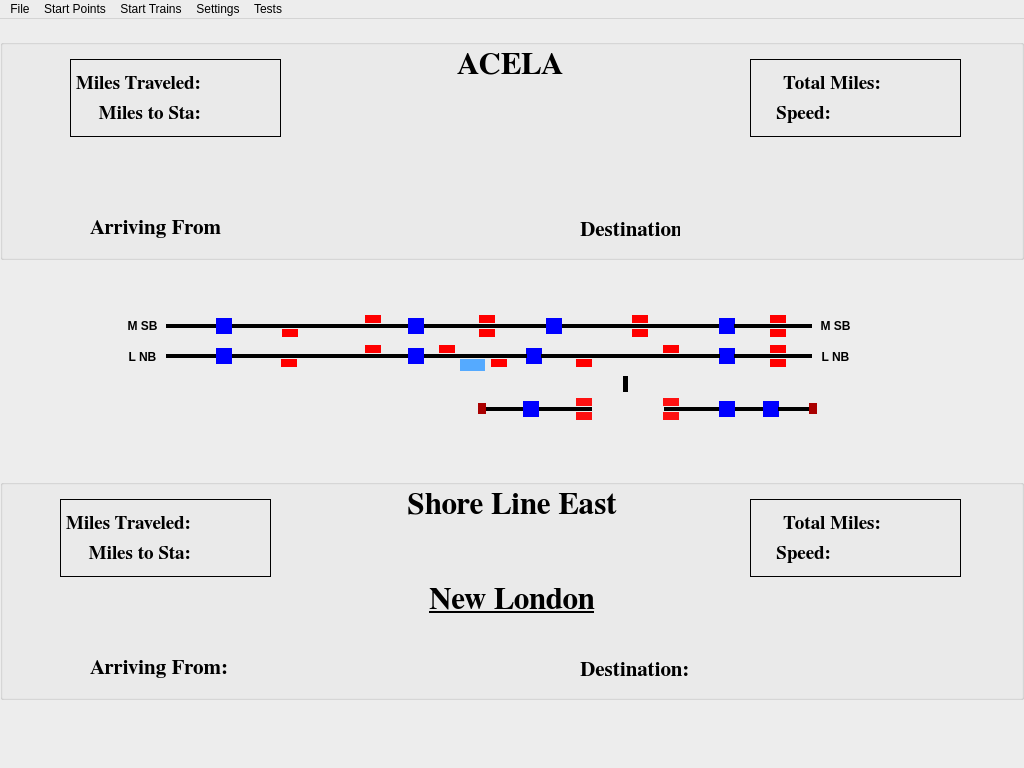
First picture: the form in AI_Window.ui, repository prsaunders/AI_Train, before the edit.
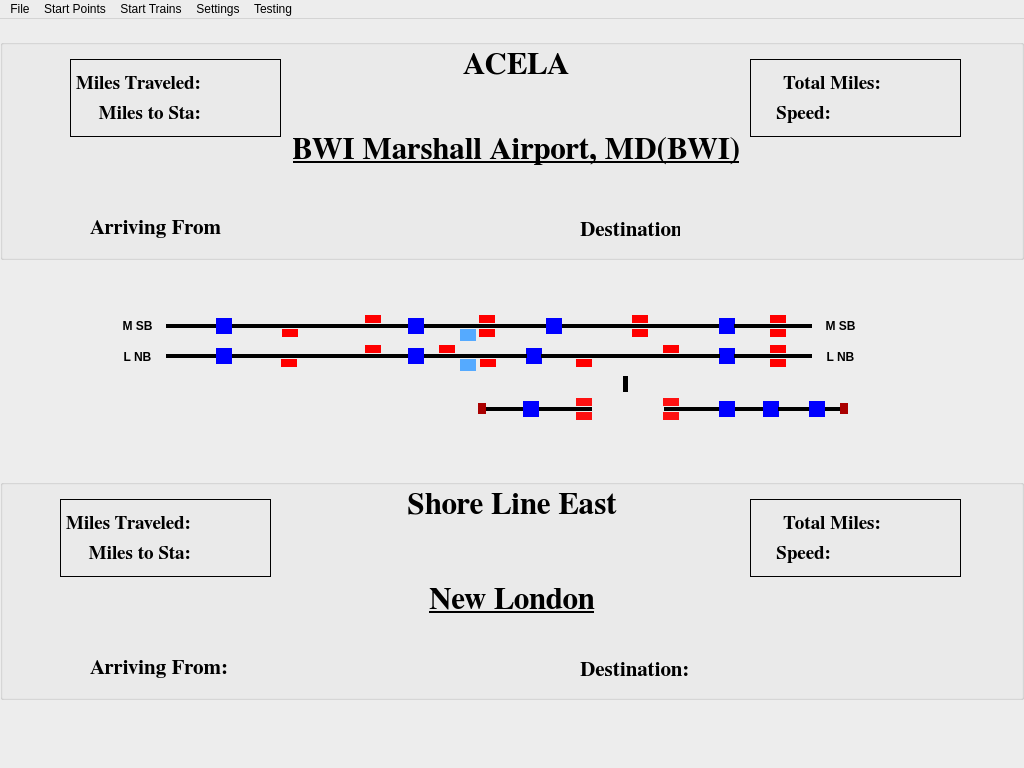
Second picture: the form after the edit. Icons and pictures are not drawn.

The edit to the form file:
```diff
--- a/AI_Window.ui
+++ b/AI_Window.ui
@@ -702,9 +702,9 @@
     <widget class="QLabel" name="lblMainStaNm">
      <property name="geometry">
       <rect>
-       <x>330</x>
+       <x>293</x>
        <y>90</y>
-       <width>360</width>
+       <width>446</width>
        <height>41</height>
       </rect>
      </property>
@@ -723,6 +723,9 @@
      <property name="frameShape">
       <enum>QFrame::NoFrame</enum>
      </property>
+     <property name="text">
+      <string>BWI Marshall Airport, MD(BWI)</string>
+     </property>
      <property name="alignment">
       <set>Qt::AlignCenter</set>
      </property>
@@ -730,9 +733,9 @@
     <widget class="QLabel" name="lblMainLine">
      <property name="geometry">
       <rect>
-       <x>440</x>
+       <x>293</x>
        <y>10</y>
-       <width>140</width>
+       <width>446</width>
        <height>31</height>
       </rect>
      </property>
@@ -1185,7 +1188,7 @@
    <widget class="Line" name="lineRBar">
     <property name="geometry">
      <rect>
-      <x>808</x>
+      <x>839</x>
       <y>384</y>
       <width>11</width>
       <height>11</height>
@@ -2191,9 +2194,9 @@
    <widget class="QLabel" name="lblM_L">
     <property name="geometry">
      <rect>
-      <x>122</x>
+      <x>114</x>
       <y>294</y>
-      <width>41</width>
+      <width>47</width>
       <height>25</height>
      </rect>
     </property>
@@ -2216,9 +2219,9 @@
    <widget class="QLabel" name="lblL_L">
     <property name="geometry">
      <rect>
-      <x>122</x>
+      <x>114</x>
       <y>325</y>
-      <width>41</width>
+      <width>47</width>
       <height>25</height>
      </rect>
     </property>
@@ -5697,9 +5700,9 @@
    <widget class="QLabel" name="lblL_R">
     <property name="geometry">
      <rect>
-      <x>815</x>
+      <x>817</x>
       <y>325</y>
-      <width>41</width>
+      <width>47</width>
       <height>25</height>
      </rect>
     </property>
@@ -5722,9 +5725,9 @@
    <widget class="QLabel" name="lblM_R">
     <property name="geometry">
      <rect>
-      <x>815</x>
+      <x>817</x>
       <y>294</y>
-      <width>41</width>
+      <width>47</width>
       <height>25</height>
      </rect>
     </property>
@@ -6841,7 +6844,7 @@
    <widget class="QPushButton" name="pbLSS_2">
     <property name="geometry">
      <rect>
-      <x>491</x>
+      <x>480</x>
       <y>340</y>
       <width>16</width>
       <height>8</height>
@@ -7587,7 +7590,7 @@
      <rect>
       <x>460</x>
       <y>340</y>
-      <width>25</width>
+      <width>16</width>
       <height>12</height>
      </rect>
     </property>
@@ -7672,6 +7675,208 @@
      <bool>true</bool>
     </property>
    </widget>
+   <widget class="QPushButton" name="pbSDM">
+    <property name="geometry">
+     <rect>
+      <x>460</x>
+      <y>310</y>
+      <width>16</width>
+      <height>12</height>
+     </rect>
+    </property>
+    <property name="minimumSize">
+     <size>
+      <width>1</width>
+      <height>1</height>
+     </size>
+    </property>
+    <property name="sizeIncrement">
+     <size>
+      <width>1</width>
+      <height>1</height>
+     </size>
+    </property>
+    <property name="palette">
+     <palette>
+      <active>
+       <colorrole role="Button">
+        <brush brushstyle="SolidPattern">
+         <color alpha="255">
+          <red>85</red>
+          <green>170</green>
+          <blue>255</blue>
+         </color>
+        </brush>
+       </colorrole>
+      </active>
+      <inactive>
+       <colorrole role="Button">
+        <brush brushstyle="SolidPattern">
+         <color alpha="255">
+          <red>85</red>
+          <green>170</green>
+          <blue>255</blue>
+         </color>
+        </brush>
+       </colorrole>
+      </inactive>
+      <disabled>
+       <colorrole role="Button">
+        <brush brushstyle="SolidPattern">
+         <color alpha="255">
+          <red>85</red>
+          <green>170</green>
+          <blue>255</blue>
+         </color>
+        </brush>
+       </colorrole>
+      </disabled>
+     </palette>
+    </property>
+    <property name="font">
+     <font>
+      <weight>50</weight>
+      <bold>false</bold>
+      <kerning>false</kerning>
+     </font>
+    </property>
+    <property name="cursor">
+     <cursorShape>BlankCursor</cursorShape>
+    </property>
+    <property name="focusPolicy">
+     <enum>Qt::NoFocus</enum>
+    </property>
+    <property name="autoFillBackground">
+     <bool>true</bool>
+    </property>
+    <property name="text">
+     <string/>
+    </property>
+    <property name="iconSize">
+     <size>
+      <width>0</width>
+      <height>0</height>
+     </size>
+    </property>
+    <property name="autoRepeatInterval">
+     <number>98</number>
+    </property>
+    <property name="flat">
+     <bool>true</bool>
+    </property>
+   </widget>
+   <widget class="QPushButton" name="pbWyeLD_3">
+    <property name="geometry">
+     <rect>
+      <x>809</x>
+      <y>382</y>
+      <width>16</width>
+      <height>16</height>
+     </rect>
+    </property>
+    <property name="minimumSize">
+     <size>
+      <width>1</width>
+      <height>1</height>
+     </size>
+    </property>
+    <property name="sizeIncrement">
+     <size>
+      <width>1</width>
+      <height>1</height>
+     </size>
+    </property>
+    <property name="palette">
+     <palette>
+      <active>
+       <colorrole role="Button">
+        <brush brushstyle="SolidPattern">
+         <color alpha="255">
+          <red>0</red>
+          <green>0</green>
+          <blue>255</blue>
+         </color>
+        </brush>
+       </colorrole>
+      </active>
+      <inactive>
+       <colorrole role="Button">
+        <brush brushstyle="SolidPattern">
+         <color alpha="255">
+          <red>0</red>
+          <green>0</green>
+          <blue>255</blue>
+         </color>
+        </brush>
+       </colorrole>
+      </inactive>
+      <disabled>
+       <colorrole role="Button">
+        <brush brushstyle="SolidPattern">
+         <color alpha="255">
+          <red>0</red>
+          <green>0</green>
+          <blue>255</blue>
+         </color>
+        </brush>
+       </colorrole>
+      </disabled>
+     </palette>
+    </property>
+    <property name="font">
+     <font>
+      <weight>50</weight>
+      <bold>false</bold>
+      <kerning>false</kerning>
+     </font>
+    </property>
+    <property name="cursor">
+     <cursorShape>BlankCursor</cursorShape>
+    </property>
+    <property name="focusPolicy">
+     <enum>Qt::NoFocus</enum>
+    </property>
+    <property name="autoFillBackground">
+     <bool>true</bool>
+    </property>
+    <property name="text">
+     <string/>
+    </property>
+    <property name="iconSize">
+     <size>
+      <width>0</width>
+      <height>0</height>
+     </size>
+    </property>
+    <property name="autoRepeatInterval">
+     <number>98</number>
+    </property>
+    <property name="flat">
+     <bool>true</bool>
+    </property>
+   </widget>
+   <widget class="Line" name="lineWyeL3_2">
+    <property name="geometry">
+     <rect>
+      <x>825</x>
+      <y>386</y>
+      <width>15</width>
+      <height>9</height>
+     </rect>
+    </property>
+    <property name="focusPolicy">
+     <enum>Qt::NoFocus</enum>
+    </property>
+    <property name="frameShadow">
+     <enum>QFrame::Plain</enum>
+    </property>
+    <property name="lineWidth">
+     <number>4</number>
+    </property>
+    <property name="orientation">
+     <enum>Qt::Horizontal</enum>
+    </property>
+   </widget>
    <zorder>lineL3</zorder>
    <zorder>lineM1</zorder>
    <zorder>lineM_SwR3</zorder>
@@ -7829,9 +8034,9 @@
     </property>
     <addaction name="actionPreferences"/>
    </widget>
-   <widget class="QMenu" name="menuTests">
+   <widget class="QMenu" name="menuTesting">
     <property name="title">
-     <string>Tests</string>
+     <string>Testing</string>
     </property>
     <addaction name="actionLD_1"/>
     <addaction name="actionLD_2"/>
@@ -7851,7 +8056,7 @@
    <addaction name="menuStart_Points"/>
    <addaction name="menuStart_Trains"/>
    <addaction name="menuSettings"/>
-   <addaction name="menuTests"/>
+   <addaction name="menuTesting"/>
   </widget>
   <action name="actionSavCurSession">
    <property name="text">
```
Left out of the diff: 90 changed lines with no effect on the pictures.
